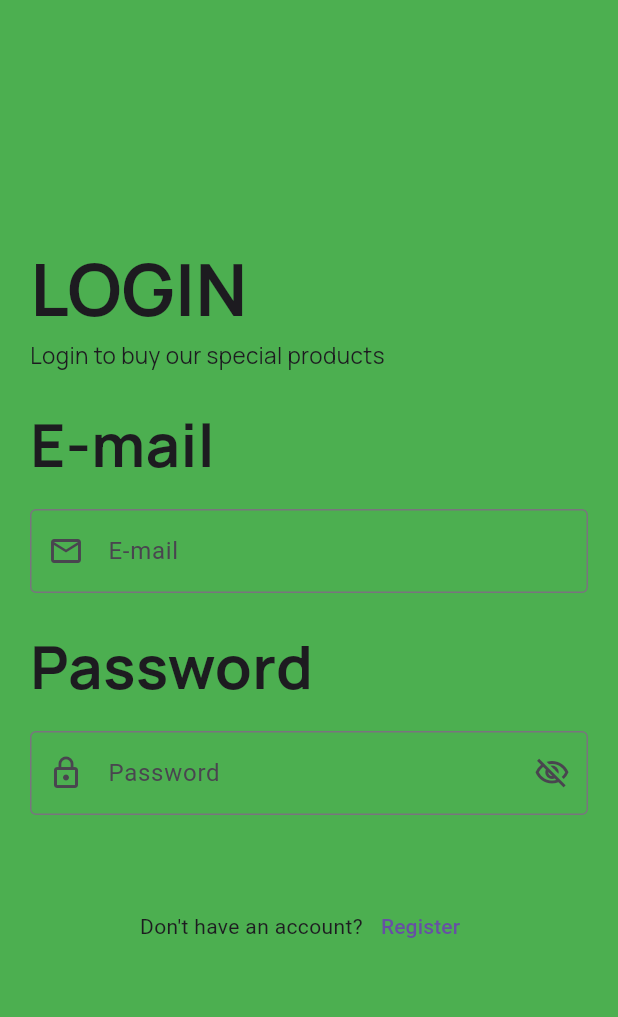
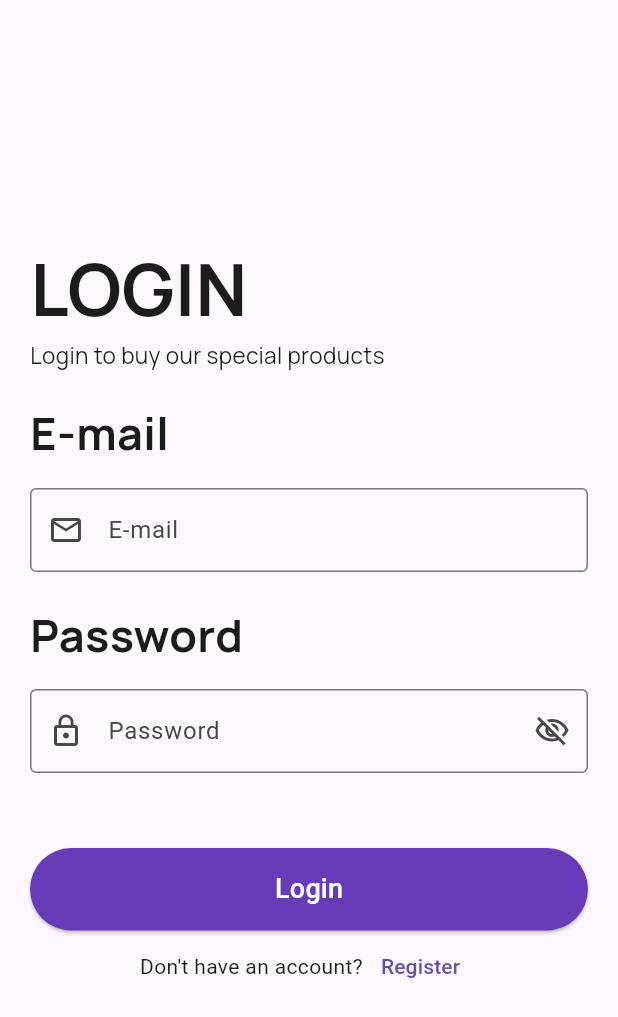
Before and after one commit to mhamoudhossam77/e-commerce_application, a Flutter app: the screen it shows after launch, on a phone screen of 412 x 824 dp. Shown: the top 1017 px of the screen. Run offline on Flutter 3.47's test engine with Material 3 defaults, Android fonts, the phone set to English and light mode, and no system bars; our stand-ins replace bloc, dio, flutter_bloc, google_fonts, shared_preferences.

Commit message:
Done task

```diff
--- a/lib/cubit/auth_cubit/auth_state.dart
+++ b/lib/cubit/auth_cubit/auth_state.dart
@@ -4,8 +4,12 @@ part of 'auth_cubit.dart';
 abstract class AuthState {}
 
 class AuthInitial extends AuthState {}
+
 class LoginLoading extends AuthState {}
-class LoginSucess extends AuthState {}
+class LoginSucess extends AuthState {
+  final LoginResponsModel model;
+  LoginSucess({required this.model});
+}
 class LoginError extends AuthState {
   final String message;
 
--- a/lib/main.dart
+++ b/lib/main.dart
@@ -1,29 +1,32 @@
 import 'package:ecommerce/cubit/app_cubit/app_cubit_cubit.dart';
 import 'package:ecommerce/cubit/auth_cubit/auth_cubit.dart';
 import 'package:ecommerce/screen/login-screen/login-screen.dart';
+import 'package:ecommerce/screen/signup-screen/signup-screen.dart';
+import 'package:ecommerce/shared/network/cache_helper/Cache_Helper.dart';
 import 'package:ecommerce/shared/network/remote/dio_helper/dio_helper.dart';
 import 'package:flutter/material.dart';
 import 'package:flutter_bloc/flutter_bloc.dart';
 
 void main() async {
   WidgetsFlutterBinding.ensureInitialized();
-   await DioHelper.initializeDio();
+  await CacheHelper.initializeCache();
+  await DioHelper.initializeDio();
   runApp(const MyApp());
 }
 
- class MyApp extends StatelessWidget {
+class MyApp extends StatelessWidget {
   const MyApp({super.key});
 
   @override
   Widget build(BuildContext context) {
     return MultiBlocProvider(
       providers: [
-        BlocProvider(create: (_) =>AppCubitCubit()),
-        BlocProvider(create: (_) =>AuthCubit())
+        BlocProvider(create: (_) => AppCubitCubit()),
+        BlocProvider(create: (_) => AuthCubit())
       ],
       child: MaterialApp(
-        debugShowCheckedModeBanner: false,
-        home:LoginScreen(),
+        debugShowCheckedModeBanner: true,
+        home: LoginScreen(),
       ),
     );
   }
--- a/lib/screen/login-screen/login-screen.dart
+++ b/lib/screen/login-screen/login-screen.dart
@@ -1,9 +1,15 @@
+import 'package:ecommerce/cubit/auth_cubit/auth_cubit.dart';
+import 'package:ecommerce/screen/mainlayout/Main_Layout.dart';
+import 'package:ecommerce/screen/signup-screen/signup-screen.dart';
+import 'package:ecommerce/shared/network/cache_helper/Cache_Helper.dart';
 import 'package:ecommerce/widget/login-text-feild.dart';
 import 'package:flutter/material.dart';
+import 'package:flutter_bloc/flutter_bloc.dart';
 import 'package:google_fonts/google_fonts.dart';
 
 class LoginScreen extends StatefulWidget {
   const LoginScreen({super.key});
+
   @override
   State<LoginScreen> createState() => _LoginScreenState();
 }
@@ -14,7 +20,6 @@ class _LoginScreenState extends State<LoginScreen> {
   @override
   Widget build(BuildContext context) {
     return Scaffold(
-      backgroundColor: Colors.green,
       body: Padding(
         padding: const EdgeInsets.all(20.0),
         child: SingleChildScrollView(
@@ -47,6 +52,7 @@ class _LoginScreenState extends State<LoginScreen> {
                 height: 20.0,
               ),
               MyTextFormFeild(
+                controller: _emailController,
                 title: "E-mail",
                 labelText: "E-mail",
                 prefixIcon: const Icon(
@@ -57,6 +63,7 @@ class _LoginScreenState extends State<LoginScreen> {
                 height: 20.0,
               ),
               MyTextFormFeild(
+                controller: _passwordController,
                 title: "Password",
                 labelText: "Password",
                 prefixIcon: const Icon(
@@ -67,18 +74,76 @@ class _LoginScreenState extends State<LoginScreen> {
               const SizedBox(
                 height: 50.0,
               ),
+              BlocConsumer<AuthCubit, AuthState>(
+                listener: (context, state) async {
+                  if (state is LoginError) {
+                    ScaffoldMessenger.of(context).showSnackBar(
+                      SnackBar(
+                        backgroundColor: Colors.red,
+                        content: Text(
+                          state.message,
+                        ),
+                      ),
+                    );
+                  }
+                  if (state is LoginSucess) {
+                    ScaffoldMessenger.of(context).showSnackBar(
+                      SnackBar(
+                        backgroundColor: Colors.green,
+                        content: Text(
+                          state.model.message!,
+                        ),
+                      ),
+                    );
+                    await CacheHelper.storeInCache(
+                        "token", state.model.data!.token!);
+                    Navigator.pushReplacement(context,
+                        MaterialPageRoute(builder: (_) => MainLayout()));
+                  }
+                },
+                builder: (context, state) {
+                  var cubit = AuthCubit.get(context);
+                  if (state is LoginLoading) {
+                    return const Center(
+                      child: CircularProgressIndicator(),
+                    );
+                  }
+                  return ElevatedButton(
+                    style: ElevatedButton.styleFrom(
+                      backgroundColor: Colors.deepPurple,
+                      minimumSize: const Size(
+                        double.infinity,
+                        55.0,
+                      ),
+                    ),
+                    onPressed: () {
+                      cubit.Login(
+                        email: _emailController.text,
+                        password: _passwordController.text,
+                      );
+                    },
+                    child: const Text(
+                      "Login",
+                      style: TextStyle(
+                        color: Colors.white,
+                        fontSize: 18.0,
+                      ),
+                    ),
+                  );
+                },
+              ),
               Row(
                 mainAxisAlignment: MainAxisAlignment.center,
                 children: [
                   const Text("Don't have an account?"),
                   TextButton(
                     onPressed: () {
-                      // Navigator.pushReplacement(
-                      //   context,
-                      // //  MaterialPageRoute(
-                      //    // builder: (_) => const RegisterScreen(),
-                      //   ),
-                      //);
+                      Navigator.pushReplacement(
+                        context,
+                        MaterialPageRoute(
+                          builder: (_) => const SignupScreen(),
+                        ),
+                      );
                     },
                     child: const Text(
                       "Register",
--- /dev/null
+++ b/lib/shared/network/cache_keys/Cache_Keys.dart
@@ -0,0 +1 @@
+const TOKEN = "token";
--- a/lib/widget/login-text-feild.dart
+++ b/lib/widget/login-text-feild.dart
@@ -2,6 +2,7 @@ import 'package:flutter/material.dart';
 import 'package:google_fonts/google_fonts.dart';
 
 class MyTextFormFeild extends StatefulWidget {
+  final TextEditingController controller;
   final String title;
   final String labelText;
   final Icon prefixIcon;
@@ -9,6 +10,7 @@ class MyTextFormFeild extends StatefulWidget {
 
   const MyTextFormFeild({
     Key? key,
+    required this.controller,
     required this.title,
     required this.labelText,
     required this.prefixIcon,
@@ -36,7 +38,7 @@ class _MyTextFormFeild extends State<MyTextFormFeild> {
           widget.title,
           style: GoogleFonts.manrope(
             textStyle: const TextStyle(
-              fontSize: 40.0,
+              fontSize: 30.0,
               fontWeight: FontWeight.bold,
             ),
           ),
@@ -45,6 +47,7 @@ class _MyTextFormFeild extends State<MyTextFormFeild> {
           height: 15.0,
         ),
         TextFormField(
+          controller: widget.controller,
           obscureText: isObsecure,
           decoration: InputDecoration(
               border: const OutlineInputBorder(
@@ -58,7 +61,7 @@ class _MyTextFormFeild extends State<MyTextFormFeild> {
               suffixIcon: widget.isPassword
                   ? IconButton(
                       onPressed: () {
-                        StepState() {
+                        SetState() {
                           isObsecure = !isObsecure;
                         }
                       },
--- a/lib/widget/signup-text-feild.dart
+++ b/lib/widget/signup-text-feild.dart
@@ -21,6 +21,7 @@ class _MyTextformfield extends State<MyTextformfield> {
   @override
   Widget build(BuildContext context) {
     return TextFormField(
+      controller: widget.controller,
       obscureText: widget.isPassword,
       decoration: InputDecoration(
           enabledBorder: OutlineInputBorder(
--- a/pubspec.yaml
+++ b/pubspec.yaml
@@ -34,6 +34,7 @@ dependencies:
     sdk: flutter
   flutter_bloc: ^8.1.6
   google_fonts: ^6.2.1
+  shared_preferences: ^2.3.2
 
 dev_dependencies:
 
```
Also changed, not shown: lib/cubit/auth_cubit/auth_cubit.dart (+35 -22 lines), lib/model/login_response_model.dart (added, +68 -0 lines), lib/screen/mainlayout/Main_Layout.dart (added, +69 -0 lines), lib/screen/signup-screen/signup-screen.dart (+14 -16 lines), lib/shared/network/cache_helper/Cache_Helper.dart (added, +36 -0 lines), pubspec.lock, 1 other file.
